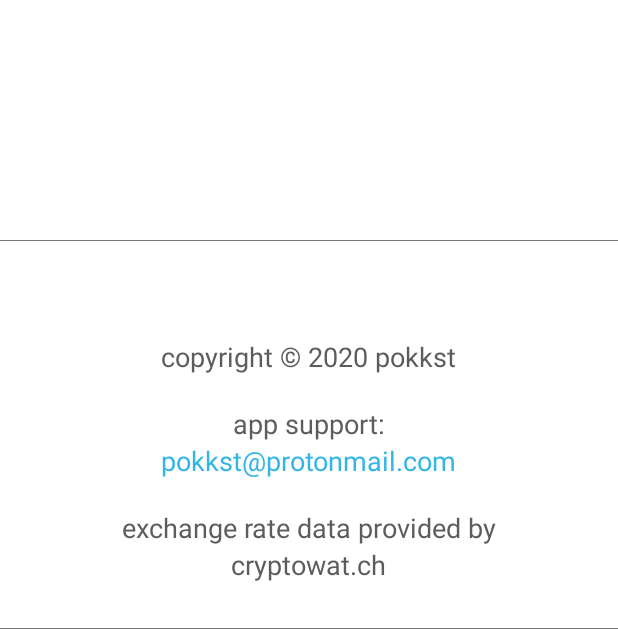
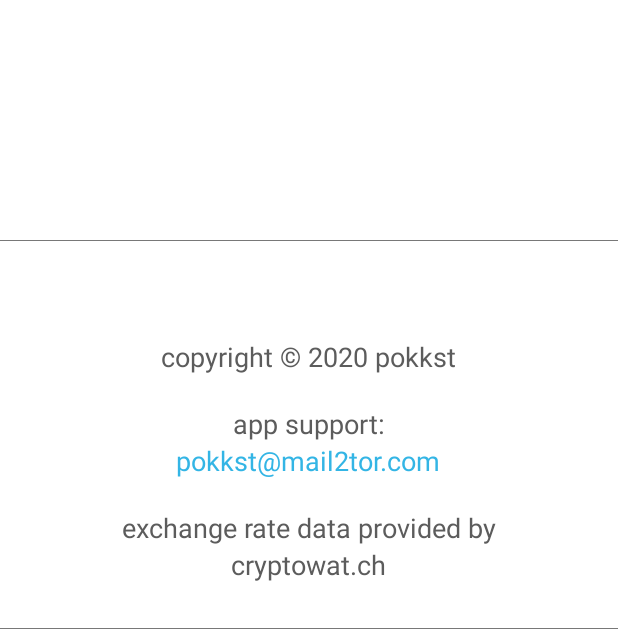
Before and after one commit to pokkst/pokket, an Android app: the SettingsAboutFragment screen opened through its navigation route, on a phone screen of 412 x 824 dp, the part 89-729 px from its top. Run offline under Robolectric (Android 15) with nearby library versions, the phone set to English and light mode, and no system bars; libraries missing offline, so code that uses them is left out: org.bitcoinj.core, org.bitcoinj.wallet; 1 statement that could not run was skipped.

Commit message:
Update support email

```diff
--- a/app/src/main/res/values/strings.xml
+++ b/app/src/main/res/values/strings.xml
@@ -71,7 +71,7 @@
     <!-- android -->
     <string name="app_support">app support:</string>
     <!-- android -->
-    <string name="support_website">pokkst@protonmail.com</string>
+    <string name="support_website">pokkst@mail2tor.com</string>
     <!-- android -->
     <string name="exchange_rate_data_provided_by">exchange rate data provided by</string>
     <!-- android -->
```
